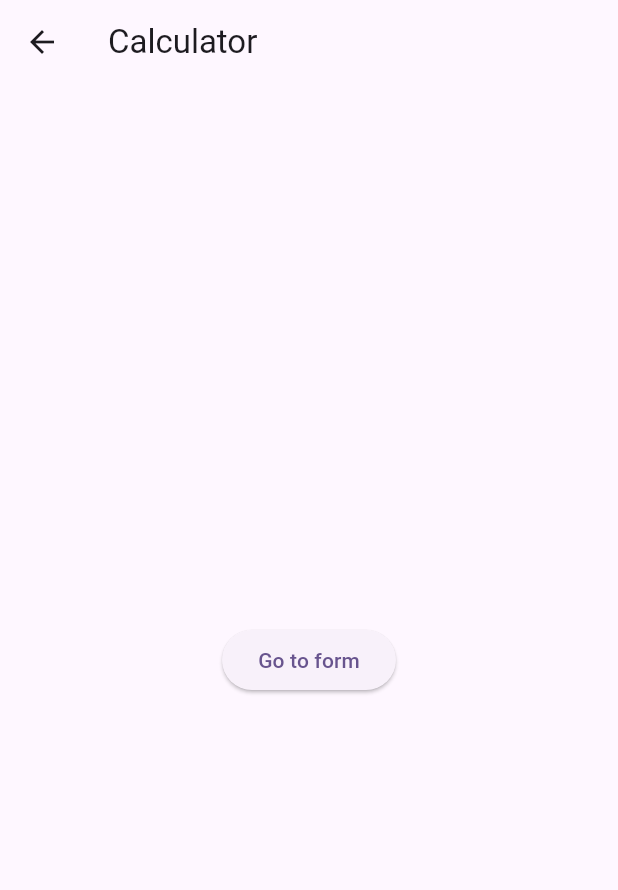
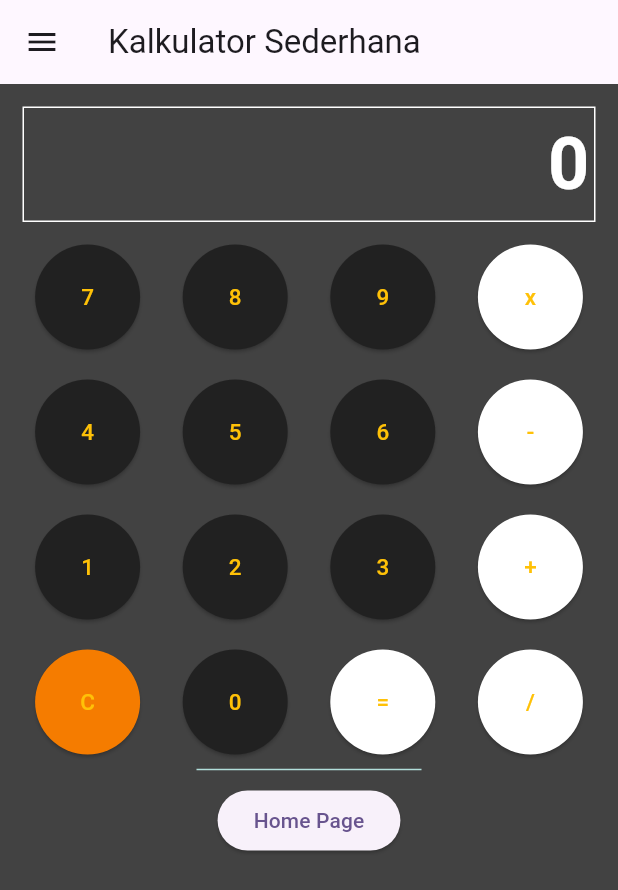
Before and after one commit to ChernobylWaste/simple-mobapp, a Flutter app: the Calculator screen opened by its route, on a phone screen of 412 x 824 dp. Shown: the top 890 px of the screen. Run offline on Flutter 3.47's test engine with Material 2 defaults, Android fonts, the phone set to English and light mode, and no system bars; network calls fail.

Commit message:
Add Calculator Page

```diff
--- a/lib/views/calculator.dart
+++ b/lib/views/calculator.dart
@@ -1,21 +1,178 @@
 import 'package:flutter/material.dart';
-import 'package:simplemobapp/route/route.dart' as route;
+// import 'package:simplemobapp/route/route.dart' as route;
+import 'package:simplemobapp/navbar.dart';
 
+class Calculator extends StatefulWidget {
+  const Calculator({super.key});
 
-class Calculator extends StatelessWidget {
-  Calculator({super.key});
+  @override
+  State<Calculator> createState() => _CalculatorState();
+}
+
+class _CalculatorState extends State<Calculator> {
+  //Inisialisasi Calculator
+  String out = '';
+  String out_angka = '0';
+  double num1 = 0;
+  double num2 = 0;
+
+  void button(String x) {
+    setState(() {
+      //mengubah properti apapun dari state
+      if (x == '7') {
+        out_angka = '7';
+      } else if (x == '8') {
+        out_angka = '8';
+      } else if (x == '9') {
+        out_angka = '9';
+      } else if (x == '4') {
+        out_angka = '4';
+      } else if (x == '5') {
+        out_angka = '5';
+      } else if (x == '6') {
+        out_angka = '6';
+      } else if (x == '1') {
+        out_angka = '1';
+      } else if (x == '2') {
+        out_angka = '2';
+      } else if (x == '3') {
+        out_angka = '3';
+      } else if (x == '0') {
+        out_angka = '0';
+      } else if (x == 'C') {
+        out_angka = '0';
+      } else if (x == 'x') {
+        num1 = double.parse(out_angka);
+        out = x;
+      } else if (x == '-') {
+        num1 = double.parse(out_angka);
+        out = x;
+      } else if (x == '/') {
+        num1 = double.parse(out_angka);
+        out = x;
+      } else if (x == '+') {
+        num1 = double.parse(out_angka);
+        out = x;
+      } else if (x == '=') {
+        num2 = double.parse(out_angka);
+
+        if (out == '+') {
+          out_angka = (num1 + num2).toString();
+        } else if (out == "-") {
+          out_angka = (num1 - num2).toString();
+        } else if (out == "x") {
+          out_angka = (num1 * num2).toString();
+        } else if (out == "/") {
+          out_angka = (num1 / num2).toString();
+        }
+      }
+    });
+  }
+
+  Widget tombol(String x, Color y) {
+    return SizedBox(
+      width: 80,
+      height: 70,
+      child: ElevatedButton(
+          style: ElevatedButton.styleFrom(
+            backgroundColor: y,
+            shape: CircleBorder(),
+            padding: EdgeInsets.all(24),
+          ),
+          onPressed: () => button(x),
+          child: Text(
+            x,
+            style: TextStyle(fontSize: 15, color: Colors.amber),
+          )),
+    );
+  }
 
   @override
   Widget build(BuildContext context) {
     return Scaffold(
+      drawer: NavBar(),
+      backgroundColor: Colors.grey.shade800,
+      //object yang berada di atas template/MaterialApp meliputi judul dan kontennya
       appBar: AppBar(
-        title: Text('Calculator'),
+        title: const Text("Kalkulator Sederhana"),
       ),
-      body: Center(
-        child: ElevatedButton(
-          child: Text('Go to form'),
-          onPressed: () => Navigator.pushNamed(context, route.form),
-          ),
+      body: Container(
+        child: Column(
+          children: [
+            Container(
+              margin: const EdgeInsets.all(15.0),
+              padding: const EdgeInsets.all(3.0),
+              decoration: BoxDecoration(
+                border: Border.all(color: Colors.white),
+                shape: BoxShape.rectangle,
+              ),
+              alignment: Alignment
+                  .centerRight, //secara vertical di tengah dan horizontal di kanan
+              child: Text(
+                out_angka,
+                style: TextStyle(
+                    fontSize: 48.00,
+                    fontWeight: FontWeight.bold,
+                    color: Colors.white),
+              ),
+            ),
+            Container(
+              alignment: Alignment.center,
+              child: Wrap(
+                spacing: 20,
+                runSpacing: 20,
+                children: [
+                  Row(
+                    mainAxisAlignment: MainAxisAlignment.spaceEvenly,
+                    children: [
+                      tombol("7", Colors.grey.shade900),
+                      tombol("8", Colors.grey.shade900),
+                      tombol("9", Colors.grey.shade900),
+                      tombol("x", Colors.white),
+                    ],
+                  ),
+                  Row(
+                    mainAxisAlignment: MainAxisAlignment.spaceEvenly,
+                    children: [
+                      tombol("4", Colors.grey.shade900),
+                      tombol("5", Colors.grey.shade900),
+                      tombol("6", Colors.grey.shade900),
+                      tombol("-", Colors.white),
+                    ],
+                  ),
+                  Row(
+                    mainAxisAlignment: MainAxisAlignment.spaceEvenly,
+                    children: [
+                      tombol("1", Colors.grey.shade900),
+                      tombol("2", Colors.grey.shade900),
+                      tombol("3", Colors.grey.shade900),
+                      tombol("+", Colors.white),
+                    ],
+                  ),
+                  Row(
+                    mainAxisAlignment: MainAxisAlignment.spaceEvenly,
+                    children: [
+                      tombol("C", Colors.orange.shade700),
+                      tombol("0", Colors.grey.shade900),
+                      tombol("=", Colors.white),
+                      tombol("/", Colors.white),
+                    ],
+                  ),
+                ],
+              ),
+            ),
+            SizedBox(
+              height: 20.0,
+              width: 150.0,
+              child: Divider(color: Colors.teal.shade100),
+            ),
+            ElevatedButton(
+                onPressed: () {
+                  Navigator.pop(context, "/");
+                },
+                child: Text("Home Page"))
+          ],
+        ),
       ),
     );
   }
--- a/lib/views/form.dart
+++ b/lib/views/form.dart
@@ -1,5 +1,6 @@
 import 'package:flutter/material.dart';
 import 'package:simplemobapp/route/route.dart' as route;
+import 'package:simplemobapp/navbar.dart';
 
 class Formulir extends StatelessWidget {
   Formulir({super.key});
@@ -7,6 +8,7 @@ class Formulir extends StatelessWidget {
   @override
   Widget build(BuildContext context) {
     return Scaffold(
+      drawer: NavBar(),
       appBar: AppBar(
         title: Text('Form'),
       ),
--- a/lib/views/homepage.dart
+++ b/lib/views/homepage.dart
@@ -1,5 +1,5 @@
 import 'package:flutter/material.dart';
-import 'package:simplemobapp/route/route.dart' as route;
+// import 'package:simplemobapp/route/route.dart' as route;
 import 'package:simplemobapp/navbar.dart';
 
 class HomePage extends StatelessWidget {
```
